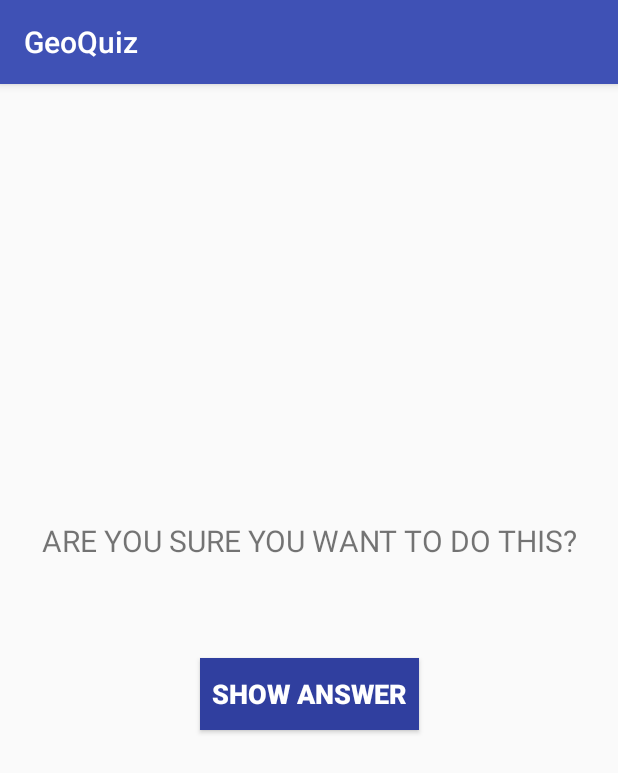
After one commit to pr656d/GeoQuiz, an Android app: the CheatActivity screen opened directly, with no data from a screen before it, on a phone screen of 412 x 824 dp. The commit adds this screen. Shown: the top 773 px of the screen. Run offline under Robolectric (Android 15) with nearby library versions, the phone set to English and light mode, and no system bars.

Commit message:
CheatActivity added. Using StartActivity().

```diff
--- a/app/src/main/AndroidManifest.xml
+++ b/app/src/main/AndroidManifest.xml
@@ -16,6 +16,7 @@
                 <category android:name="android.intent.category.LAUNCHER" />
             </intent-filter>
         </activity>
+        <activity android:name=".CheatActivity"></activity>
     </application>
 
 </manifest>
--- /dev/null
+++ b/app/src/main/java/com/practice/premp/geoquiz/CheatActivity.java
@@ -0,0 +1,45 @@
+package com.practice.premp.geoquiz;
+
+import android.content.Context;
+import android.content.Intent;
+import android.support.v7.app.AppCompatActivity;
+import android.os.Bundle;
+import android.view.View;
+import android.widget.TextView;
+
+public class CheatActivity extends AppCompatActivity {
+
+    private static final String EXTRA_ANSWER_IS_TRUE = "com.practice.premp.geoquiz.answer_is_true";
+
+    private boolean mAnswerIsTrue;
+    private TextView mAnswerTextView;
+    private TextView mShowAnswerButton;
+
+    public static Intent newIntent(Context packageContext, boolean answerIsTrue) {
+        Intent intent = new Intent(packageContext, CheatActivity.class);
+        intent.putExtra(EXTRA_ANSWER_IS_TRUE, answerIsTrue);
+        return intent;
+    }
+
+    @Override
+    protected void onCreate(Bundle savedInstanceState) {
+        super.onCreate(savedInstanceState);
+        setContentView(R.layout.activity_cheat);
+
+        mAnswerTextView = findViewById(R.id.answer_text_view);
+        mShowAnswerButton = findViewById(R.id.show_answer_button);
+
+        mAnswerIsTrue = getIntent().getBooleanExtra(EXTRA_ANSWER_IS_TRUE, false);
+
+        // Show Answer button listener.
+        mShowAnswerButton.setOnClickListener(new View.OnClickListener() {
+            @Override
+            public void onClick(View v) {
+                if (mAnswerIsTrue)
+                    mAnswerTextView.setText(R.string.true_button);
+                else
+                    mAnswerTextView.setText(R.string.false_button);
+            }
+        });
+    }
+}
--- /dev/null
+++ b/app/src/main/res/layout/activity_cheat.xml
@@ -0,0 +1,55 @@
+<?xml version="1.0" encoding="utf-8"?>
+<android.support.constraint.ConstraintLayout xmlns:android="http://schemas.android.com/apk/res/android"
+    xmlns:app="http://schemas.android.com/apk/res-auto"
+    xmlns:tools="http://schemas.android.com/tools"
+    android:layout_width="match_parent"
+    android:layout_height="match_parent"
+    tools:context=".CheatActivity">
+
+    <TextView
+        android:id="@+id/textView"
+        android:layout_width="wrap_content"
+        android:layout_height="wrap_content"
+        android:layout_marginBottom="8dp"
+        android:layout_marginEnd="8dp"
+        android:layout_marginStart="8dp"
+        android:layout_marginTop="8dp"
+        android:text="@string/warning_text"
+        android:textAlignment="center"
+        android:textAllCaps="true"
+        android:textSize="20sp"
+        app:layout_constraintBottom_toBottomOf="parent"
+        app:layout_constraintEnd_toEndOf="parent"
+        app:layout_constraintStart_toStartOf="parent"
+        app:layout_constraintTop_toTopOf="parent"
+        app:layout_constraintVertical_bias="0.39" />
+
+    <TextView
+        android:id="@+id/answer_text_view"
+        android:layout_width="wrap_content"
+        android:layout_height="wrap_content"
+        android:layout_marginStart="8dp"
+        android:layout_marginTop="16dp"
+        android:textSize="24sp"
+        app:layout_constraintEnd_toEndOf="@+id/textView"
+        app:layout_constraintStart_toStartOf="@+id/textView"
+        app:layout_constraintTop_toBottomOf="@+id/textView"
+        tools:text="Answer" />
+
+    <Button
+        android:id="@+id/show_answer_button"
+        android:layout_width="wrap_content"
+        android:layout_height="wrap_content"
+        android:layout_marginEnd="8dp"
+        android:layout_marginStart="8dp"
+        android:layout_marginTop="16dp"
+        android:background="@color/colorPrimaryDark"
+        android:padding="8dp"
+        android:text="@string/show_answer_button"
+        android:textColor="@android:color/white"
+        android:textSize="18sp"
+        android:textStyle="bold"
+        app:layout_constraintEnd_toEndOf="@+id/textView"
+        app:layout_constraintStart_toStartOf="@+id/textView"
+        app:layout_constraintTop_toBottomOf="@+id/answer_text_view" />
+</android.support.constraint.ConstraintLayout>
--- a/app/src/main/res/values/strings.xml
+++ b/app/src/main/res/values/strings.xml
@@ -1,15 +1,18 @@
 <resources>
     <string name="app_name">GeoQuiz</string>
-    <string name="true_button">true</string>
-    <string name="false_false">false</string>
+    <string name="true_button">True</string>
+    <string name="false_button">False</string>
     <string name="correct">Correct</string>
     <string name="incorrect">Incorrect</string>
     <string name="next_button">Next</string>
     <string name="previous_button">Prev</string>
+    <string name="cheat_button">Cheat</string>
+    <string name="show_answer_button">Show Answer</string>
     <string name="question_india">New Delhi is capital of India.</string>
     <string name="question_ocean">The Pacific Ocean is larger than the Atlantic Ocean.</string>
     <string name="question_americans">The Amazon river is the longest river in the America.</string>
     <string name="question_asia">Lake Baikal is the world\'s oldest and deepest freshwater lake.</string>
     <string name="question_android">You are not using android device.</string>
     <string name="question_ahmedabad">Ahmedabad is in India but not in Gujarat.</string>
+    <string name="warning_text">Are you sure you want to do this?</string>
 </resources>
```
Also changed, not shown: app/src/main/java/com/practice/premp/geoquiz/QuizActivity.java (+15 -0 lines), app/src/main/res/layout-land/activity_quiz.xml (+18 -2 lines), app/src/main/res/layout/activity_quiz.xml (+18 -2 lines).
